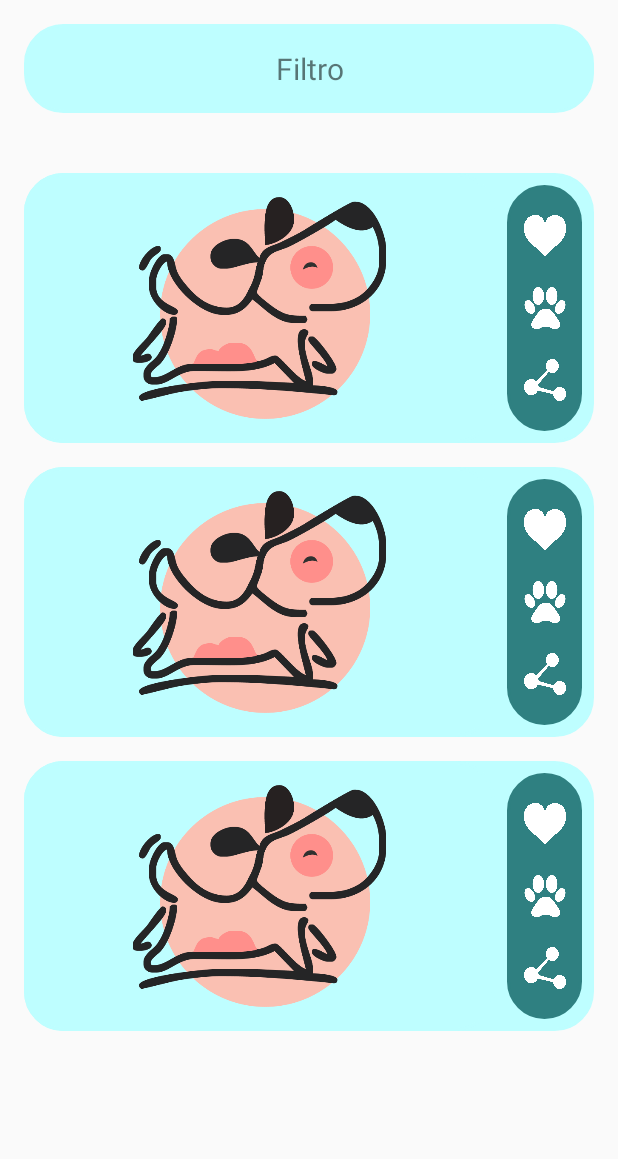
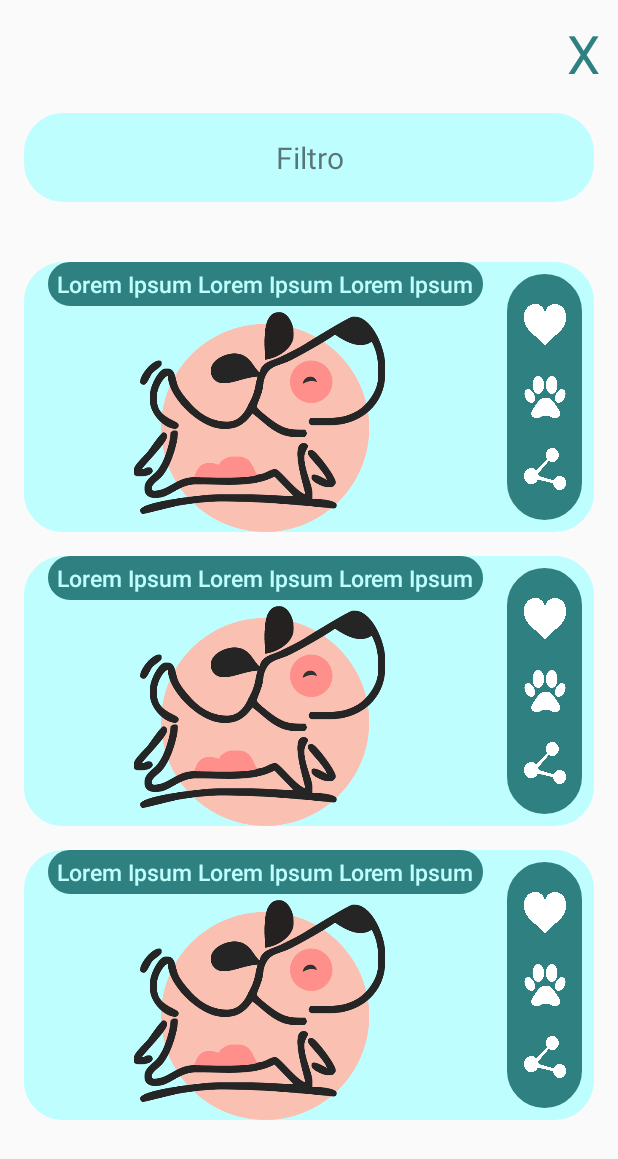
Before and after one commit to AlessandrePorta/MeuAumigo, an Android app: the layout fragment_need_a_home.xml on its own in the app's theme, with its tools: preview values and no code run, on a phone screen of 412 x 824 dp. Shown: the top 1159 px of the screen. Run offline under Robolectric (Android 15) with nearby library versions, the phone set to English and light mode, and no system bars.

Commit message:
adicionando a lista na tela de preciso de um lar

```diff
--- a/app/build.gradle
+++ b/app/build.gradle
@@ -74,6 +74,9 @@ dependencies {
     //Retrofit
     implementation "com.squareup.retrofit2:retrofit:$retrofit_version"
 
+    //Glide
+    implementation 'com.github.bumptech.glide:glide:4.16.0'
+
     implementation 'androidx.core:core-ktx:1.10.1'
     implementation platform('org.jetbrains.kotlin:kotlin-bom:1.8.0')
     implementation 'androidx.lifecycle:lifecycle-runtime-ktx:2.6.1'
--- a/app/src/main/java/com/example/meuaumigo/home/homemain/HomeMainFragment.kt
+++ b/app/src/main/java/com/example/meuaumigo/home/homemain/HomeMainFragment.kt
@@ -35,6 +35,9 @@ class HomeMainFragment : Fragment() {
 
     private fun init() {
         binding.ivNeedAHomeMe.setOnClickListener {
+            findNavController().navigate(R.id.action_homeMainFragment_to_needAHomeFragment)
+        }
+        binding.ivWantAHome.setOnClickListener {
             findNavController().navigate(R.id.action_homeMainFragment_to_loginActivity)
         }
     }
--- /dev/null
+++ b/app/src/main/java/com/example/meuaumigo/home/needahome/model/PetVO.kt
@@ -0,0 +1,3 @@
+package com.example.meuaumigo.home.needahome.model
+
+data class PetVO (val petName : String, val petImg : String)
--- a/app/src/main/res/layout/fragment_login.xml
+++ b/app/src/main/res/layout/fragment_login.xml
@@ -23,7 +23,6 @@
         android:id="@+id/imgLogin"
         android:layout_width="220dp"
         android:layout_height="190dp"
-
         android:background="@drawable/ic_main_pet"
         app:layout_constraintEnd_toEndOf="parent"
         app:layout_constraintStart_toStartOf="parent"
--- a/app/src/main/res/layout/fragment_need_a_home.xml
+++ b/app/src/main/res/layout/fragment_need_a_home.xml
@@ -4,6 +4,20 @@
     android:layout_height="match_parent"
     xmlns:app="http://schemas.android.com/apk/res-auto"
     xmlns:tools="http://schemas.android.com/tools">
+
+    <TextView
+        android:id="@+id/ibClose"
+        android:layout_width="wrap_content"
+        android:layout_height="wrap_content"
+        android:padding="12dp"
+        android:text="X"
+        android:textSize="35sp"
+        android:textColor="@color/lightblue_300"
+        android:gravity="center"
+        android:backgroundTint="@color/lightblue"
+        app:layout_constraintTop_toTopOf="parent"
+        app:layout_constraintEnd_toEndOf="parent"
+        />
 
     <androidx.constraintlayout.widget.ConstraintLayout
         android:id="@+id/containerFilter"
@@ -12,8 +26,9 @@
         android:padding="8dp"
         android:background="@drawable/circular_field"
         android:backgroundTint="@color/lightblue"
-        android:layout_margin="16dp"
-        app:layout_constraintTop_toTopOf="parent"
+        android:layout_marginTop="4dp"
+        android:layout_marginHorizontal="16dp"
+        app:layout_constraintTop_toBottomOf="@id/ibClose"
         app:layout_constraintStart_toStartOf="parent"
         app:layout_constraintEnd_toEndOf="parent"
         style="@style/Widget.MaterialComponents.TextInputLayout.OutlinedBox.ExposedDropdownMenu"
--- a/app/src/main/res/layout/item_pet_need_a_home.xml
+++ b/app/src/main/res/layout/item_pet_need_a_home.xml
@@ -12,17 +12,36 @@
     app:layout_constraintStart_toStartOf="parent"
     app:layout_constraintTop_toTopOf="parent">
 
+    <TextView
+        android:id="@+id/tvPetName"
+        android:layout_width="0dp"
+        android:layout_height="wrap_content"
+        app:layout_constraintTop_toTopOf="parent"
+        app:layout_constraintStart_toStartOf="parent"
+        app:layout_constraintEnd_toStartOf="@id/containerButtons"
+        android:text="@string/lorem_ipsum"
+        android:background="@drawable/circular_field"
+        android:backgroundTint="@color/lightblue_300"
+        android:padding="4dp"
+        android:gravity="center"
+        android:textSize="15sp"
+        android:maxLines="1"
+        android:layout_marginHorizontal="16dp"
+        android:fontFamily="sans-serif-medium"
+        android:textColor="@color/lightblue"
+        />
+
     <ImageView
         android:id="@+id/imgPet"
         android:layout_width="0dp"
-        android:layout_height="match_parent"
-        android:padding="16dp"
+        android:layout_height="0dp"
         android:background="@drawable/circular_field"
         android:backgroundTint="@color/lightblue"
         android:src="@drawable/ic_main_pet"
+        android:layout_marginTop="4dp"
         app:layout_constraintBottom_toBottomOf="parent"
         app:layout_constraintStart_toStartOf="parent"
-        app:layout_constraintTop_toTopOf="@id/containerPet"
+        app:layout_constraintTop_toBottomOf="@id/tvPetName"
         app:layout_constraintEnd_toStartOf="@id/containerButtons"/>
 
     <androidx.constraintlayout.widget.ConstraintLayout
```
Also changed, not shown: app/src/main/java/com/example/meuaumigo/home/needahome/NeedAHomeAdapter.kt (added, +43 -0 lines), app/src/main/java/com/example/meuaumigo/home/needahome/NeedAHomeFragment.kt (added, +61 -0 lines), app/src/main/res/navigation/nav_graph.xml (+8 -0 lines).
